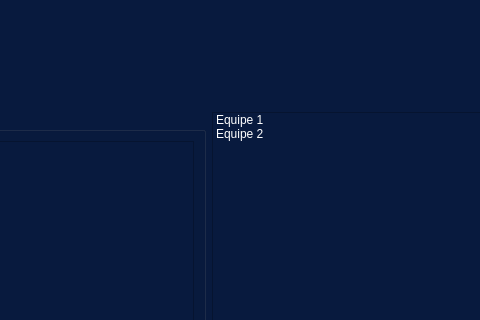
Before: the Qt Designer form source/application/application.ui in Projet-Trophee-NSI/Olympic-Tournament, drawn with Qt 5; both pictures show x 390 to 870 and y 0 to 320 of the 1090 by 949 pixel window.
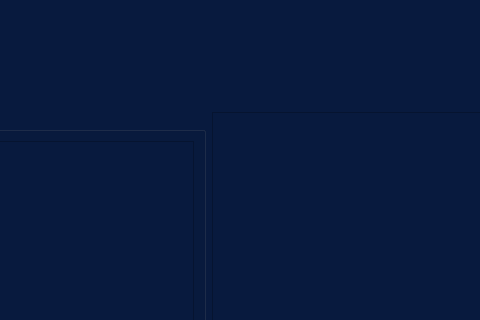
After: the same form once the commit is applied. The open tabs and pages were chosen to show the change.

The edit to the form file:
```diff
--- a/source/application/application.ui
+++ b/source/application/application.ui
@@ -380,16 +380,6 @@
                   <height>350</height>
                  </size>
                 </property>
-                <item>
-                 <property name="text">
-                  <string>Equipe 1</string>
-                 </property>
-                </item>
-                <item>
-                 <property name="text">
-                  <string>Equipe 2</string>
-                 </property>
-                </item>
                </widget>
               </item>
              </layout>
```
